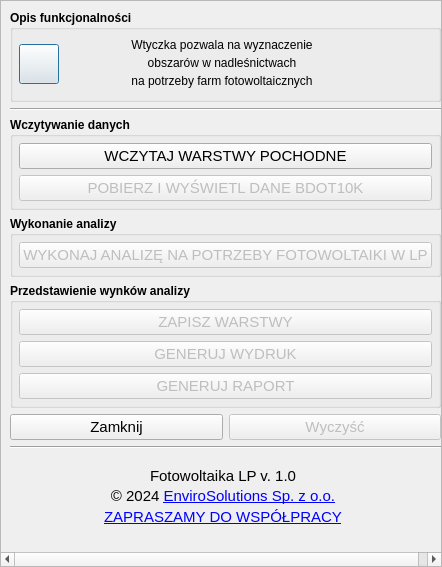
Above: photovoltaics_LP_dialog_base.ui from envirosolutionspl/pv_las before the change. Below: the same form after it.
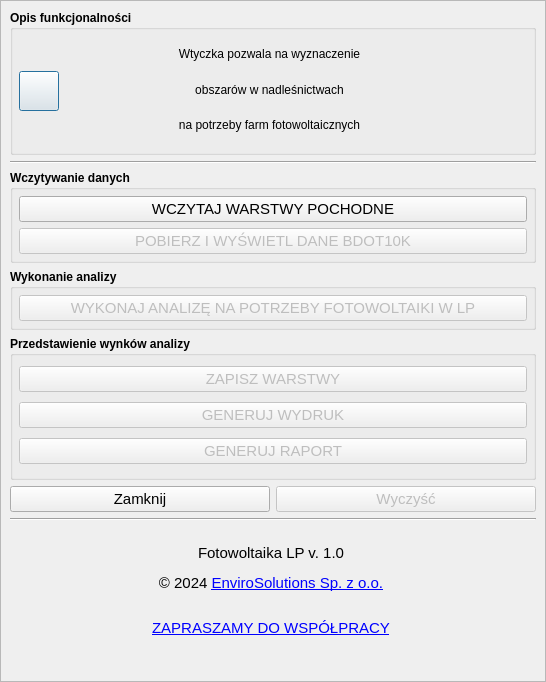
That is the form after the change. Icons and pictures are not drawn.

Patch:
```diff
--- a/photovoltaics_LP_dialog_base.ui
+++ b/photovoltaics_LP_dialog_base.ui
@@ -9,8 +9,8 @@
    <rect>
     <x>0</x>
     <y>0</y>
-    <width>442</width>
-    <height>567</height>
+    <width>546</width>
+    <height>682</height>
    </rect>
   </property>
   <property name="windowTitle">
@@ -43,8 +43,8 @@
        <rect>
         <x>0</x>
         <y>0</y>
-        <width>440</width>
-        <height>565</height>
+        <width>544</width>
+        <height>680</height>
        </rect>
       </property>
       <layout class="QVBoxLayout" name="verticalLayout_5">
```
